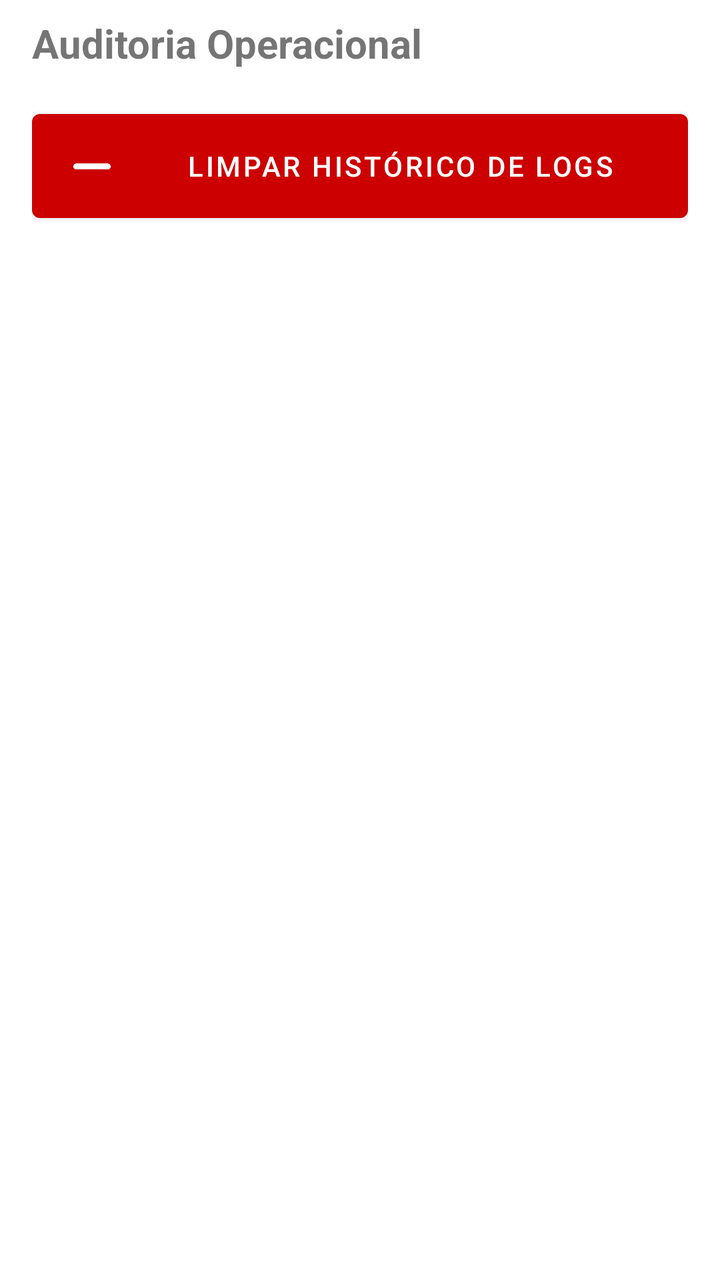
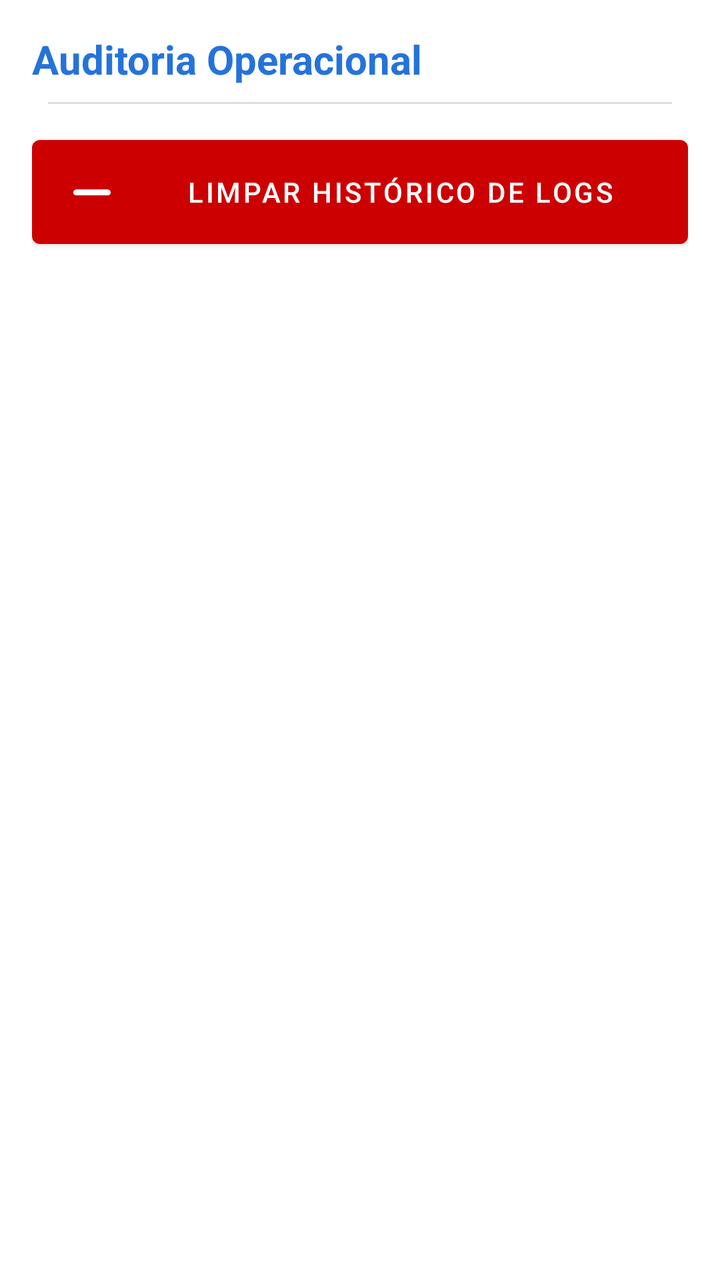

Two renders of the same Android screen: before a commit and after it. Below are the layout's source before the change and the commit's diff.
<!-- AndroidManifest.xml: application theme Theme.ColetorPlus -->
<!-- res/layout/fragment_admin_audit.xml -->
<?xml version="1.0" encoding="utf-8"?>
<LinearLayout xmlns:android="http://schemas.android.com/apk/res/android"
    xmlns:app="http://schemas.android.com/apk/res-auto"
    android:layout_width="match_parent"
    android:layout_height="match_parent"
    android:orientation="vertical"
    android:padding="8dp">

    <TextView
        android:layout_width="wrap_content"
        android:layout_height="wrap_content"
        android:text="Auditoria Operacional"
        android:textSize="20sp"
        android:textStyle="bold"
        android:layout_marginBottom="16dp"
        android:layout_marginStart="8dp" />

    <LinearLayout
        android:layout_width="match_parent"
        android:layout_height="wrap_content"
        android:orientation="horizontal"
        android:paddingHorizontal="8dp"
        android:layout_marginBottom="8dp">

        <com.google.android.material.button.MaterialButton
            android:id="@+id/btnLimparAudit"
            android:layout_width="match_parent"
            android:layout_height="64dp"
            android:text="LIMPAR HISTÓRICO DE LOGS"
            android:textColor="@android:color/white"
            app:backgroundTint="@android:color/holo_red_dark"
            app:icon="@drawable/remover"
            app:iconPadding="12dp"
            app:iconSize="28dp"
            app:iconTint="@android:color/white" />
    </LinearLayout>

    <androidx.recyclerview.widget.RecyclerView
        android:id="@+id/rvAuditoria"
        android:layout_width="match_parent"
        android:layout_height="match_parent"
        android:clipToPadding="false"
        android:paddingBottom="16dp" />

</LinearLayout>
<!-- resources referenced by this layout -->
<resources>
  <!-- drawable remover: png bitmap (drawable, 8317 bytes) -->
  <style name="Theme.ColetorPlus" parent="Theme.MaterialComponents.DayNight.DarkActionBar">
          
          <item name="colorPrimary">@color/purple_500</item>
          <item name="colorPrimaryVariant">@color/purple_700</item>
          <item name="colorOnPrimary">@color/white</item>
          
          <item name="colorSecondary">@color/teal_200</item>
          <item name="colorSecondaryVariant">@color/teal_700</item>
          <item name="colorOnSecondary">@color/black</item>
          
          <item name="android:statusBarColor">?attr/colorPrimaryVariant</item>
          
      </style>
  <color name="purple_500">#2573D9</color>
  <color name="purple_700">#2573D9</color>
  <color name="white">#F2F2F2</color>
  <color name="teal_200">#FF03DAC5</color>
  <color name="teal_700">#FF018786</color>
  <color name="black">#FF000000</color>
</resources>

<!-- the commit's change to res/layout/fragment_admin_audit.xml (unified diff, before → after) -->
@@ -9,11 +9,20 @@
     <TextView
         android:layout_width="wrap_content"
         android:layout_height="wrap_content"
+        android:layout_marginStart="8dp"
+        android:layout_marginTop="8dp"
+        android:layout_marginBottom="8dp"
         android:text="Auditoria Operacional"
+        android:textColor="?attr/colorPrimary"
         android:textSize="20sp"
-        android:textStyle="bold"
-        android:layout_marginBottom="16dp"
-        android:layout_marginStart="8dp" />
+        android:textStyle="bold" />
+
+    <View
+        android:layout_width="match_parent"
+        android:layout_height="1dp"
+        android:layout_marginHorizontal="16dp"
+        android:layout_marginBottom="12dp"
+        android:background="#DDDDDD" />
 
     <LinearLayout
         android:layout_width="match_parent"
